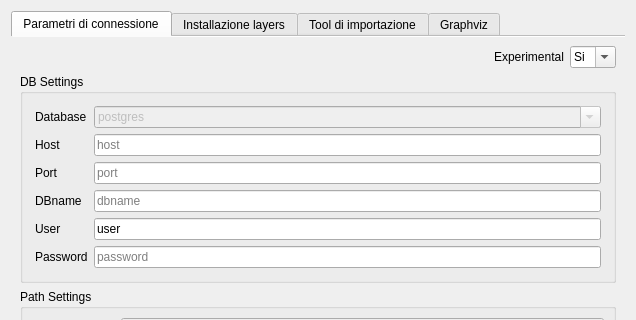
The window that gui/ui/pyarchinitConfigDialog.ui (pyarchinit/pyarchinit) describes before a commit, drawn with Qt 5; both pictures show x 0 to 636 and y 0 to 320 of the 636 by 616 pixel window.
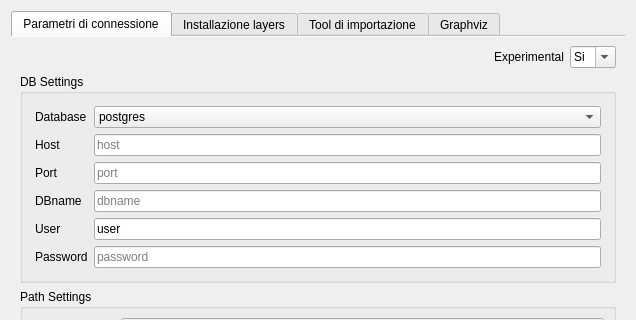
The same window after the commit. Icons and pictures are not drawn. Custom widgets are drawn as their Qt base class.

Commit message: fix combobox: followup 9b17a7656e5cf0a9904abe1fe45bfaf7d287e249

What changed in the file:
```diff
--- a/gui/ui/pyarchinitConfigDialog.ui
+++ b/gui/ui/pyarchinitConfigDialog.ui
@@ -196,7 +196,7 @@
           <item row="0" column="1">
            <widget class="QComboBox" name="comboBox_Database">
             <property name="enabled">
-             <bool>false</bool>
+             <bool>true</bool>
             </property>
             <property name="mouseTracking">
              <bool>false</bool>
@@ -208,7 +208,7 @@
              <bool>false</bool>
             </property>
             <property name="editable">
-             <bool>true</bool>
+             <bool>false</bool>
             </property>
             <property name="duplicatesEnabled">
              <bool>false</bool>
```
